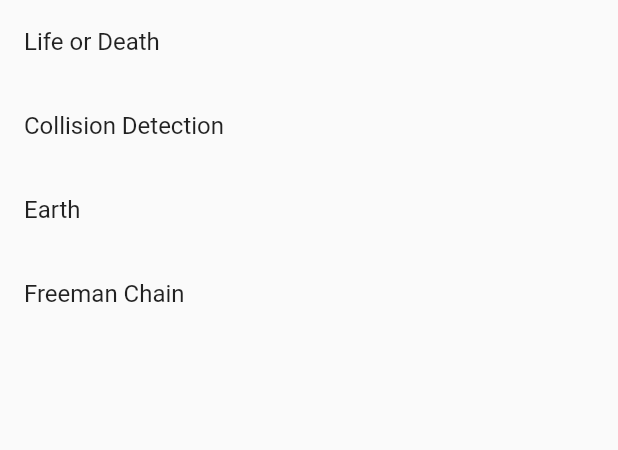
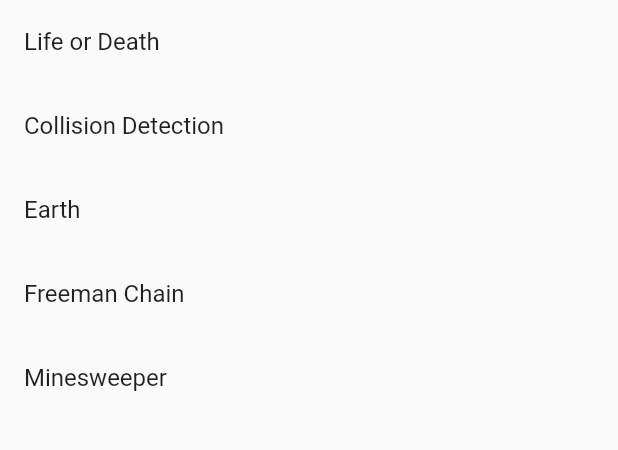
Before and after one commit to YukiMaitani/flutter_samples, a Flutter app: the screen it shows after launch, on a phone screen of 412 x 824 dp, the part 84-534 px from its top. Run offline on Flutter 3.47's test engine with Material 2 defaults, Android fonts, the phone set to English and light mode, and no system bars; our stand-ins replace audioplayers, bloc, equatable, flutter_bloc, freezed_annotation, go_router and 1 more; missing offline and left inert: flame.

Commit message:
Minesweeperページを作成

```diff
--- a/lib/pages/home/home_page.dart
+++ b/lib/pages/home/home_page.dart
@@ -24,6 +24,7 @@
             title: 'Collision Detection', path: collisionDetectionPath),
         _buildListTile(title: 'Earth', path: earthPath),
         _buildListTile(title: 'Freeman Chain', path: freemanChainPath),
+        _buildListTile(title: 'Minesweeper', path: minesweeperPath),
       ],
     );
   }
--- /dev/null
+++ b/lib/pages/minesweeper/views/views.dart
@@ -0,0 +1,2 @@
+export 'minesweeper_page.dart';
+export 'minesweeper_view.dart';
--- a/lib/router/router.dart
+++ b/lib/router/router.dart
@@ -3,6 +3,7 @@
 import 'package:flutter_samples/pages/earth/earth_page.dart';
 import 'package:flutter_samples/pages/freeman_chain/freeman_chain_page.dart';
 import 'package:flutter_samples/pages/home/home_page.dart';
+import 'package:flutter_samples/pages/minesweeper/views/minesweeper_page.dart';
 import 'package:flutter_samples/router/router_paths.dart';
 import 'package:go_router/go_router.dart';
 
@@ -33,5 +34,10 @@
       pageBuilder: (context, state) =>
           const MaterialPage(child: FreemanChainPage()),
     ),
+    GoRoute(
+      path: minesweeperPath,
+      pageBuilder: (context, state) =>
+          const MaterialPage(child: MinesweeperPage()),
+    ),
   ],
 );
--- a/lib/router/router_paths.dart
+++ b/lib/router/router_paths.dart
@@ -3,3 +3,4 @@
 const String lifeOrDeathPath = '/life-or-death';
 const String collisionDetectionPath = '/collision-detection';
 const String freemanChainPath = '/freeman-chain';
+const String minesweeperPath = '/minesweeper';
```
Also changed, not shown: lib/pages/minesweeper/bloc/minesweeper_bloc.dart (added, +8 -0 lines), lib/pages/minesweeper/bloc/minesweeper_event.dart (added, +7 -0 lines), lib/pages/minesweeper/bloc/minesweeper_state.dart (added, +8 -0 lines), lib/pages/minesweeper/views/minesweeper_page.dart (added, +18 -0 lines), lib/pages/minesweeper/views/minesweeper_view.dart (added, +43 -0 lines).
